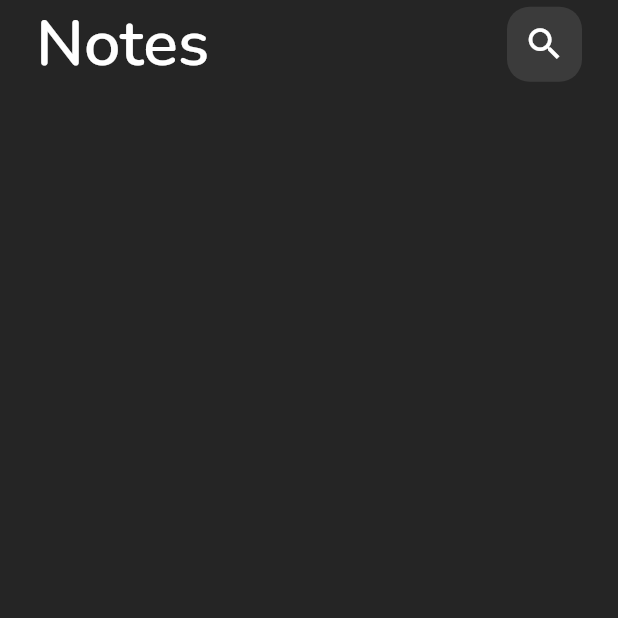
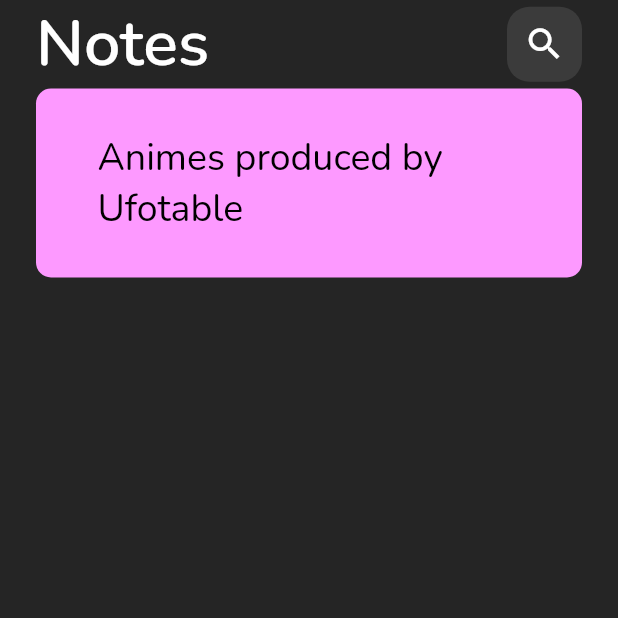
Before and after one commit to AhmedBassem1/Notes_App, a Flutter app: the screen it shows after launch, on a phone screen of 412 x 824 dp, the top half of it. Run offline on Flutter 3.47's test engine with Material 2 defaults, Android fonts, the phone set to English and light mode, and no system bars; our stand-ins replace google_fonts.

Commit message:
Create note item

```diff
--- /dev/null
+++ b/lib/Views/Wights/custom_note_items.dart
@@ -0,0 +1,51 @@
+import 'package:flutter/material.dart';
+import 'package:google_fonts/google_fonts.dart';
+
+class NoteItems extends StatelessWidget {
+  const NoteItems({Key? key}) : super(key: key);
+
+  @override
+  Widget build(BuildContext context) {
+    return Dismissible(
+      key: Key(toString()),
+      direction: DismissDirection.endToStart,
+      onDismissed: (direction){
+
+
+      },
+      background: Container(
+        decoration: BoxDecoration(
+          color: Color(0xFFFF0000),
+          borderRadius: BorderRadius.circular(10),
+
+        ),
+        child: Center(
+          child: Icon(Icons.delete,color: Colors.white,size: 50),
+        ),
+      ),
+      child: Container(
+
+
+        padding: const EdgeInsets.symmetric(horizontal: 25,vertical:25 ),
+        decoration: BoxDecoration(
+            borderRadius: BorderRadius.circular(10),
+            color: const Color(0xFFFD99FF)
+        ),
+        child: Column(
+          children: [
+            ListTile(
+              title: Text(
+                'Animes produced by Ufotable',style: GoogleFonts.nunito(
+                  fontSize: 25,
+                  color: Colors.black,
+                  fontWeight: FontWeight.w400
+              ),
+              ),
+            )
+          ],
+        ),
+
+      ),
+    );
+  }
+}
--- a/lib/Views/Wights/notes_body_view.dart
+++ b/lib/Views/Wights/notes_body_view.dart
@@ -1,6 +1,7 @@
 
 import 'package:flutter/material.dart';
 import 'custom_appbar.dart';
+import 'custom_note_items.dart';
 class NotesBodyViews extends StatelessWidget {
   const NotesBodyViews({Key? key}) : super(key: key);
 
@@ -11,7 +12,8 @@ class NotesBodyViews extends StatelessWidget {
         padding: const EdgeInsets.symmetric(horizontal: 24),
         child: Column(
           children: const [
-            CustomAppBar()
+            CustomAppBar(),
+            NoteItems()
           ],
         ),
       ),
```
